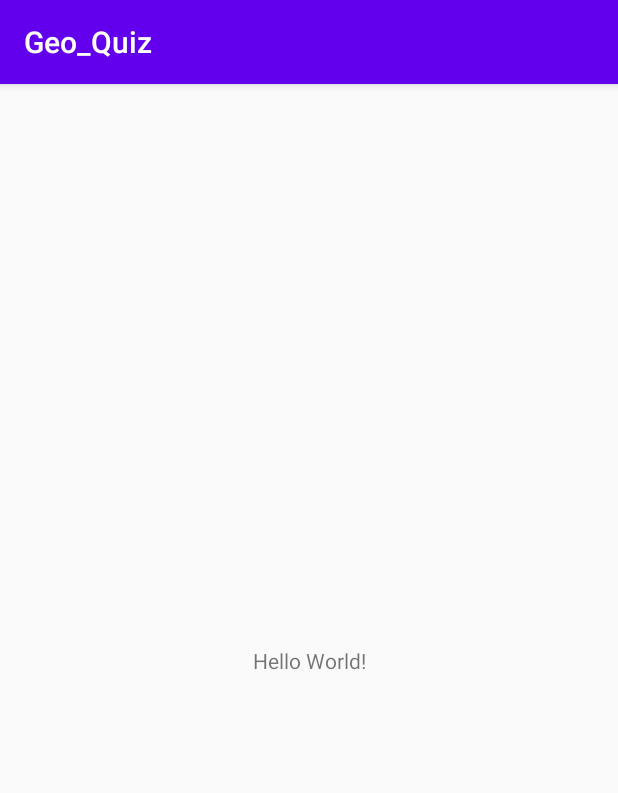
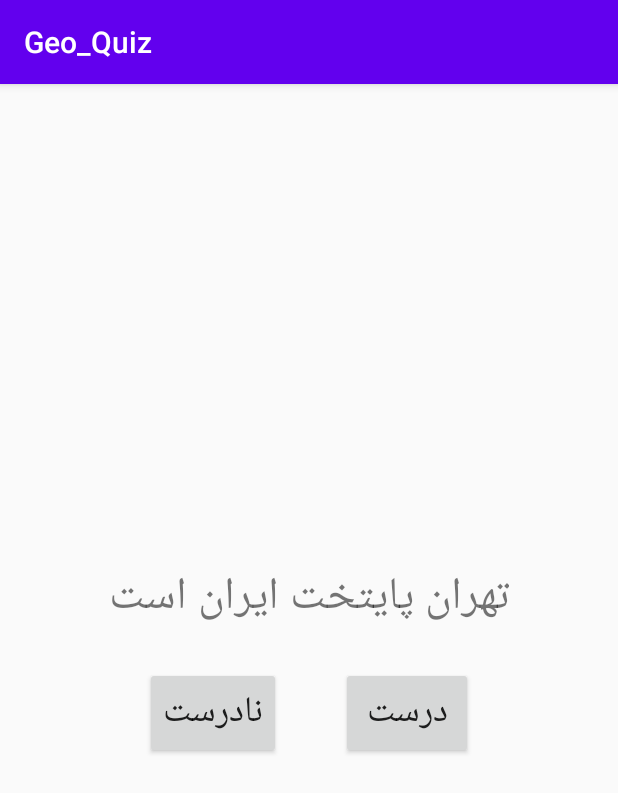
Before and after one commit to fateme99/Geo_Quiz, an Android app: the screen it shows after launch (QuizActivity), on a phone screen of 412 x 824 dp. Shown: the top 793 px of the screen. Run offline under Robolectric (Android 15) with nearby library versions, the phone set to English and light mode, and no system bars.

Commit message:
add text view for question and two button for true or false. add strings to res. add method findviews and setListeners to QuizActivity.

```diff
--- a/app/src/main/java/com/example/geo_quiz/QuizActivity.java
+++ b/app/src/main/java/com/example/geo_quiz/QuizActivity.java
@@ -3,12 +3,39 @@ package com.example.geo_quiz;
 import androidx.appcompat.app.AppCompatActivity;
 
 import android.os.Bundle;
+import android.view.View;
+import android.widget.Button;
+import android.widget.TextView;
 
 public class QuizActivity extends AppCompatActivity {
 
+    private Button mFalseButton;
+    private Button mTrueButton;
+    private TextView mQuestionTextView;
     @Override
     protected void onCreate(Bundle savedInstanceState) {
         super.onCreate(savedInstanceState);
         setContentView(R.layout.activity_quiz);
+        findViews();
+        setListeners();
+    }
+    public void findViews(){
+        mFalseButton=findViewById(R.id.false_btn);
+        mTrueButton=findViewById(R.id.true_btn);
+        mQuestionTextView=findViewById(R.id.question_text);
+    }
+    public void setListeners(){
+        mFalseButton.setOnClickListener(new View.OnClickListener() {
+            @Override
+            public void onClick(View view) {
+
+            }
+        });
+        mTrueButton.setOnClickListener(new View.OnClickListener() {
+            @Override
+            public void onClick(View view) {
+
+            }
+        });
     }
 }
--- a/app/src/main/res/layout/activity_quiz.xml
+++ b/app/src/main/res/layout/activity_quiz.xml
@@ -1,18 +1,50 @@
 <?xml version="1.0" encoding="utf-8"?>
-<androidx.constraintlayout.widget.ConstraintLayout xmlns:android="http://schemas.android.com/apk/res/android"
+<LinearLayout xmlns:android="http://schemas.android.com/apk/res/android"
     xmlns:app="http://schemas.android.com/apk/res-auto"
     xmlns:tools="http://schemas.android.com/tools"
     android:layout_width="match_parent"
     android:layout_height="match_parent"
+    android:gravity="center"
+    android:orientation="vertical"
     tools:context=".QuizActivity">
 
     <TextView
+        android:id="@+id/question_text"
         android:layout_width="wrap_content"
         android:layout_height="wrap_content"
-        android:text="Hello World!"
+        android:layout_marginBottom="20dp"
+        android:text="@string/question_text"
+        android:textSize="30sp"
         app:layout_constraintBottom_toBottomOf="parent"
         app:layout_constraintLeft_toLeftOf="parent"
         app:layout_constraintRight_toRightOf="parent"
         app:layout_constraintTop_toTopOf="parent" />
 
-</androidx.constraintlayout.widget.ConstraintLayout>
+    <LinearLayout
+        android:layout_width="wrap_content"
+        android:layout_height="wrap_content"
+        android:orientation="horizontal">
+
+        <Button
+            android:id="@+id/false_btn"
+            android:layout_width="wrap_content"
+            android:layout_height="wrap_content"
+            android:layout_marginRight="20dp"
+            android:text="@string/btn_false_text"
+            android:textSize="24sp">
+
+        </Button>
+
+        <Button
+            android:id="@+id/true_btn"
+            android:layout_width="wrap_content"
+            android:layout_height="wrap_content"
+            android:layout_marginLeft="20dp"
+            android:text="@string/btn_true_text"
+            android:textSize="24sp">
+
+        </Button>
+
+    </LinearLayout>
+
+</LinearLayout>
--- a/app/src/main/res/values/strings.xml
+++ b/app/src/main/res/values/strings.xml
@@ -1,3 +1,8 @@
 <resources>
     <string name="app_name">Geo_Quiz</string>
+    <string name="question_text">تهران پایتخت ایران است </string>
+    <string name="btn_true_text">درست</string>
+    <string name="btn_false_text">نادرست</string>
+    <string name="tost_true_text">پاسخ شما صحیح است</string>
+    <string name="tost_false_text">پاسخ شما غلط است</string>
 </resources>
```
